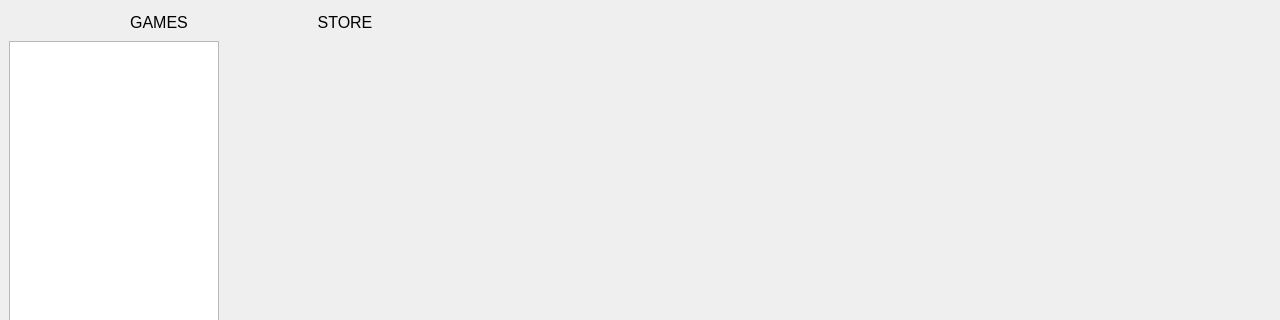
The window that src/widget/class/MainWindow/mainwindow.ui (Convly/NexusLauncher) describes before a commit, drawn with Qt 5; both pictures show x 0 to 1280 and y 0 to 320 of the 1280 by 720 pixel window.
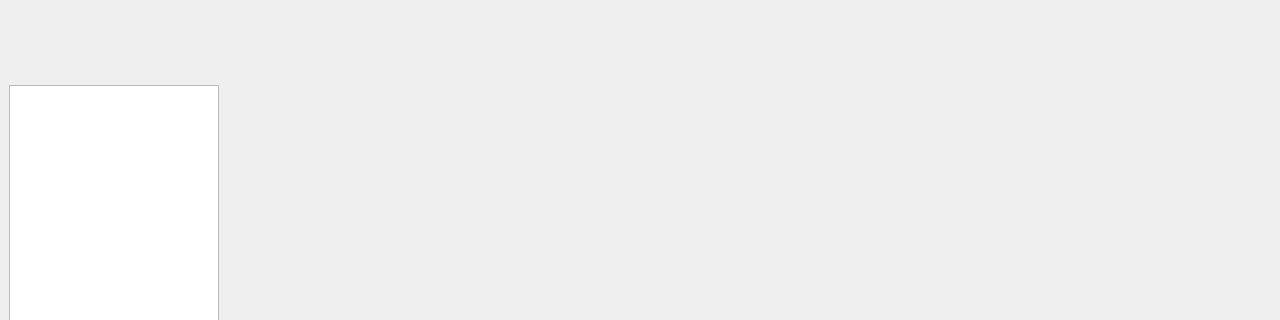
The same window after the commit.

Commit message: InteractiveLabelImplementation(feat): Label with mouse events done

What changed in the file:
```diff
--- a/src/widget/class/MainWindow/mainwindow.ui
+++ b/src/widget/class/MainWindow/mainwindow.ui
@@ -17,69 +17,28 @@
    <layout class="QVBoxLayout" name="verticalLayout_2">
     <item>
      <layout class="QVBoxLayout" name="verticalLayout" stretch="1,8">
+      <property name="sizeConstraint">
+       <enum>QLayout::SetDefaultConstraint</enum>
+      </property>
       <item>
-       <layout class="QHBoxLayout" name="horizontalLayout_2" stretch="0,0,0">
+       <layout class="QHBoxLayout" name="NavBar" stretch="4,2,2">
+        <property name="topMargin">
+         <number>6</number>
+        </property>
         <property name="rightMargin">
-         <number>775</number>
+         <number>900</number>
         </property>
+        <property name="bottomMargin">
+         <number>6</number>
+        </property>
         <item>
          <layout class="QHBoxLayout" name="horizontalLayout_5"/>
         </item>
         <item>
-         <layout class="QHBoxLayout" name="horizontalLayout_6">
-          <item>
-           <widget class="QLabel" name="label_2">
-            <property name="maximumSize">
-             <size>
-              <width>60</width>
-              <height>26</height>
-             </size>
-            </property>
-            <property name="font">
-             <font>
-              <pointsize>12</pointsize>
-             </font>
-            </property>
-            <property name="text">
-             <string>GAMES</string>
-            </property>
-            <property name="alignment">
-             <set>Qt::AlignCenter</set>
-            </property>
-           </widget>
-          </item>
-         </layout>
+         <layout class="QHBoxLayout" name="SecondCell"/>
         </item>
         <item>
-         <layout class="QHBoxLayout" name="horizontalLayout_4">
-          <item>
-           <widget class="QLabel" name="label_3">
-            <property name="minimumSize">
-             <size>
-              <width>0</width>
-              <height>0</height>
-             </size>
-            </property>
-            <property name="maximumSize">
-             <size>
-              <width>60</width>
-              <height>26</height>
-             </size>
-            </property>
-            <property name="font">
-             <font>
-              <pointsize>12</pointsize>
-             </font>
-            </property>
-            <property name="text">
-             <string>STORE</string>
-            </property>
-            <property name="alignment">
-             <set>Qt::AlignCenter</set>
-            </property>
-           </widget>
-          </item>
-         </layout>
+         <layout class="QHBoxLayout" name="ThirdCell"/>
         </item>
        </layout>
       </item>
```
Left out of the diff: 8 changed lines with no effect on the pictures. The commit also changes 5 other files.
